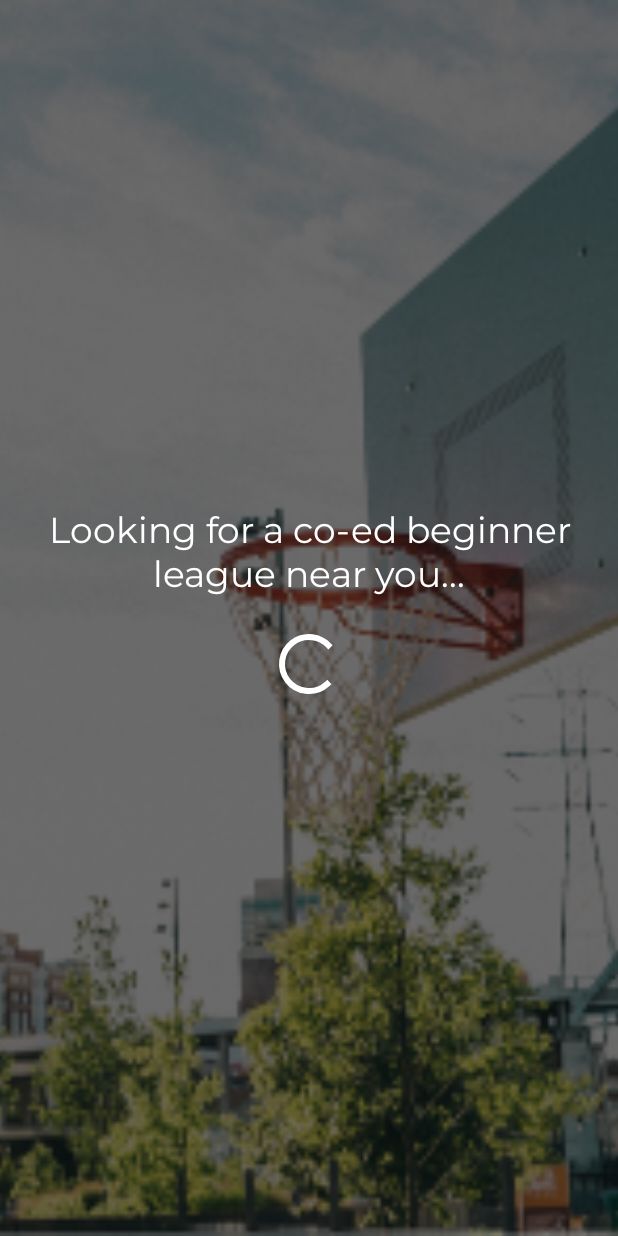
After one commit to JimHoew/swoosh, an Android app: the layout activity_finish.xml on its own in the app's theme, with its tools: preview values and no code run, on a phone screen of 412 x 824 dp. The commit adds this screen. Run offline under Robolectric (Android 15) with nearby library versions, the phone set to English and light mode, and no system bars.

Commit message:
lesson 8

```diff
--- a/app/src/main/java/com/jim/swoosh/Constants.kt
+++ /dev/null
@@ -1,3 +0,0 @@
-package com.jim.swoosh
-
-const val EXTRA_LEAGUE = "league"
--- a/app/src/main/java/com/jim/swoosh/BaseActivity.kt
+++ b/app/src/main/java/com/jim/swoosh/Controller/BaseActivity.kt
@@ -1,6 +1,5 @@
-package com.jim.swoosh
+package com.jim.swoosh.Controller
 
-import android.nfc.Tag
 import androidx.appcompat.app.AppCompatActivity
 import android.os.Bundle
 import android.util.Log
--- a/app/src/main/java/com/jim/swoosh/LeagueActivity.kt
+++ b/app/src/main/java/com/jim/swoosh/Controller/LeagueActivity.kt
@@ -1,9 +1,11 @@
-package com.jim.swoosh
+package com.jim.swoosh.Controller
 
 import android.content.Intent
 import android.os.Bundle
 import android.view.View
 import android.widget.Toast
+import com.jim.swoosh.Utilities.EXTRA_LEAGUE
+import com.jim.swoosh.R
 import kotlinx.android.synthetic.main.activity_league.*
 
 class LeagueActivity : BaseActivity() {
--- a/app/src/main/java/com/jim/swoosh/MainActivity.kt
+++ b/app/src/main/java/com/jim/swoosh/Controller/MainActivity.kt
@@ -1,8 +1,8 @@
-package com.jim.swoosh
+package com.jim.swoosh.Controller
 
 import android.content.Intent
-import androidx.appcompat.app.AppCompatActivity
 import android.os.Bundle
+import com.jim.swoosh.R
 import kotlinx.android.synthetic.main.activity_main.*
 
 class MainActivity : BaseActivity() {
--- /dev/null
+++ b/app/src/main/java/com/jim/swoosh/Utilities/Constants.kt
@@ -0,0 +1,4 @@
+package com.jim.swoosh.Utilities
+
+const val EXTRA_LEAGUE = "league"
+const val EXTRA_SKILL = "skill"
--- /dev/null
+++ b/app/src/main/res/layout/activity_finish.xml
@@ -0,0 +1,37 @@
+<?xml version="1.0" encoding="utf-8"?>
+<androidx.constraintlayout.widget.ConstraintLayout
+        xmlns:android="http://schemas.android.com/apk/res/android"
+        xmlns:tools="http://schemas.android.com/tools"
+        xmlns:app="http://schemas.android.com/apk/res-auto"
+        android:layout_width="match_parent"
+        android:layout_height="match_parent"
+        tools:context=".Controller.FinishActivity">
+
+    <ImageView
+            android:layout_width="0dp"
+            android:layout_height="0dp" app:srcCompat="@drawable/exercisebg"
+            android:id="@+id/imageView5"
+            app:layout_constraintStart_toStartOf="parent"
+            app:layout_constraintEnd_toEndOf="parent"
+            app:layout_constraintTop_toTopOf="parent"
+            app:layout_constraintBottom_toBottomOf="parent" android:scaleType="centerCrop"/>
+    <TextView
+            android:layout_width="0dp"
+            android:layout_height="wrap_content"
+            android:id="@+id/searchLeaguesText"
+            app:layout_constraintTop_toTopOf="@+id/imageView5" android:layout_marginBottom="8dp"
+            app:layout_constraintBottom_toBottomOf="@+id/imageView5"
+            app:layout_constraintStart_toStartOf="@+id/imageView5" app:layout_constraintEnd_toEndOf="@+id/imageView5"
+            android:layout_marginEnd="16dp" android:textColor="@android:color/white"
+            android:fontFamily="@font/montserrat"
+            tools:text="@string/search_league" android:textSize="24sp" android:textAlignment="center"
+            android:layout_marginStart="16dp" app:layout_constraintVertical_bias="0.45"/>
+    <ProgressBar
+            style="?android:attr/progressBarStyle"
+            android:layout_width="wrap_content"
+            android:layout_height="wrap_content"
+            android:id="@+id/progressBar" android:layout_marginTop="16dp"
+            app:layout_constraintTop_toBottomOf="@+id/searchLeaguesText" app:layout_constraintEnd_toEndOf="parent"
+            android:layout_marginEnd="8dp" app:layout_constraintStart_toStartOf="parent"
+            android:layout_marginStart="8dp"/>
+</androidx.constraintlayout.widget.ConstraintLayout>
--- a/app/src/main/res/layout/activity_league.xml
+++ b/app/src/main/res/layout/activity_league.xml
@@ -5,7 +5,7 @@
         xmlns:app="http://schemas.android.com/apk/res-auto"
         android:layout_width="match_parent"
         android:layout_height="match_parent"
-        tools:context=".LeagueActivity">
+        tools:context=".Controller.LeagueActivity">
 
     <ImageView
             android:layout_width="0dp"
--- a/app/src/main/res/layout/activity_main.xml
+++ b/app/src/main/res/layout/activity_main.xml
@@ -5,7 +5,7 @@
         xmlns:app="http://schemas.android.com/apk/res-auto"
         android:layout_width="match_parent"
         android:layout_height="match_parent"
-        tools:context=".MainActivity">
+        tools:context=".Controller.MainActivity">
 
     <ImageView
             android:layout_width="0dp"
--- a/app/src/main/res/values/strings.xml
+++ b/app/src/main/res/values/strings.xml
@@ -18,4 +18,5 @@
     <string name="beginner">BEGINNER</string>
     <string name="next">NEXT</string>
     <string name="baller">BALLER</string>
+    <string name="search_league">Looking for a co-ed beginner league near you...</string>
 </resources>
```
Also changed, not shown: app/src/main/AndroidManifest.xml (+6 -4 lines), app/src/main/java/com/jim/swoosh/Controller/FinishActivity.kt (added, +22 -0 lines), app/src/main/java/com/jim/swoosh/Controller/SkillActivity.kt (added, +47 -0 lines), app/src/main/java/com/jim/swoosh/SkillActivity.kt (deleted, +0 -16 lines), app/src/main/res/layout/activity_skill.xml (+8 -7 lines).
